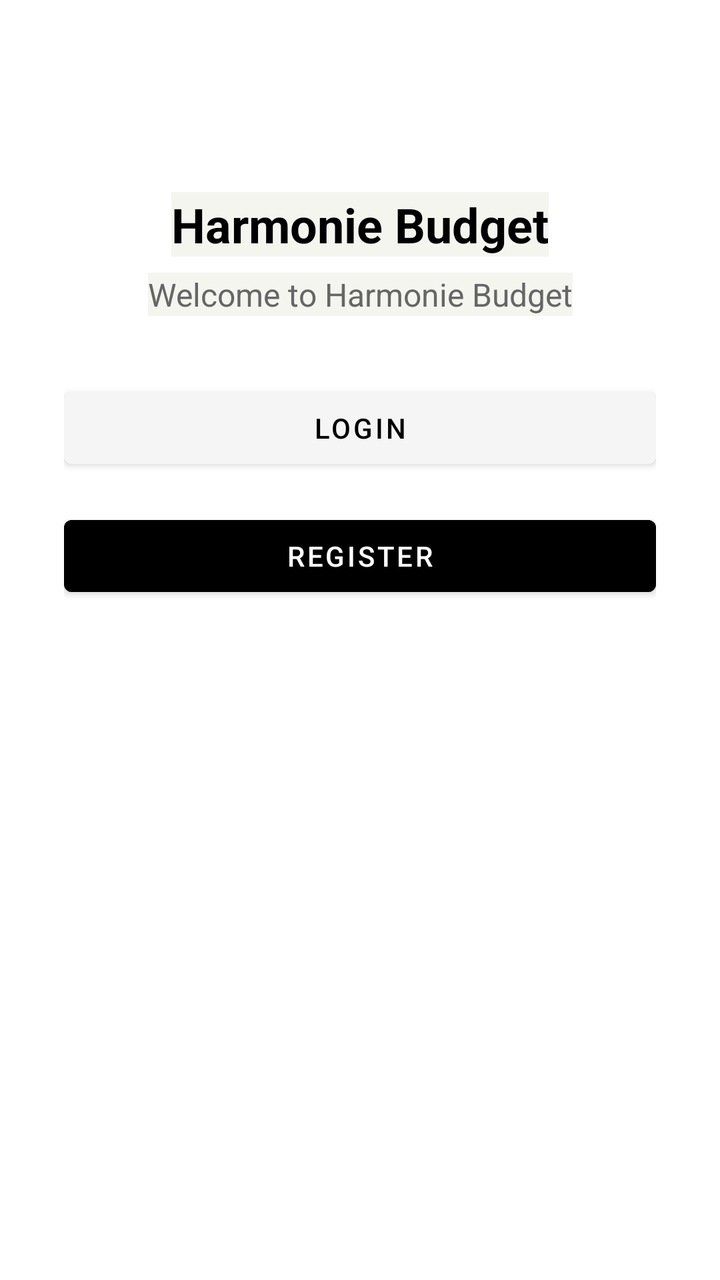
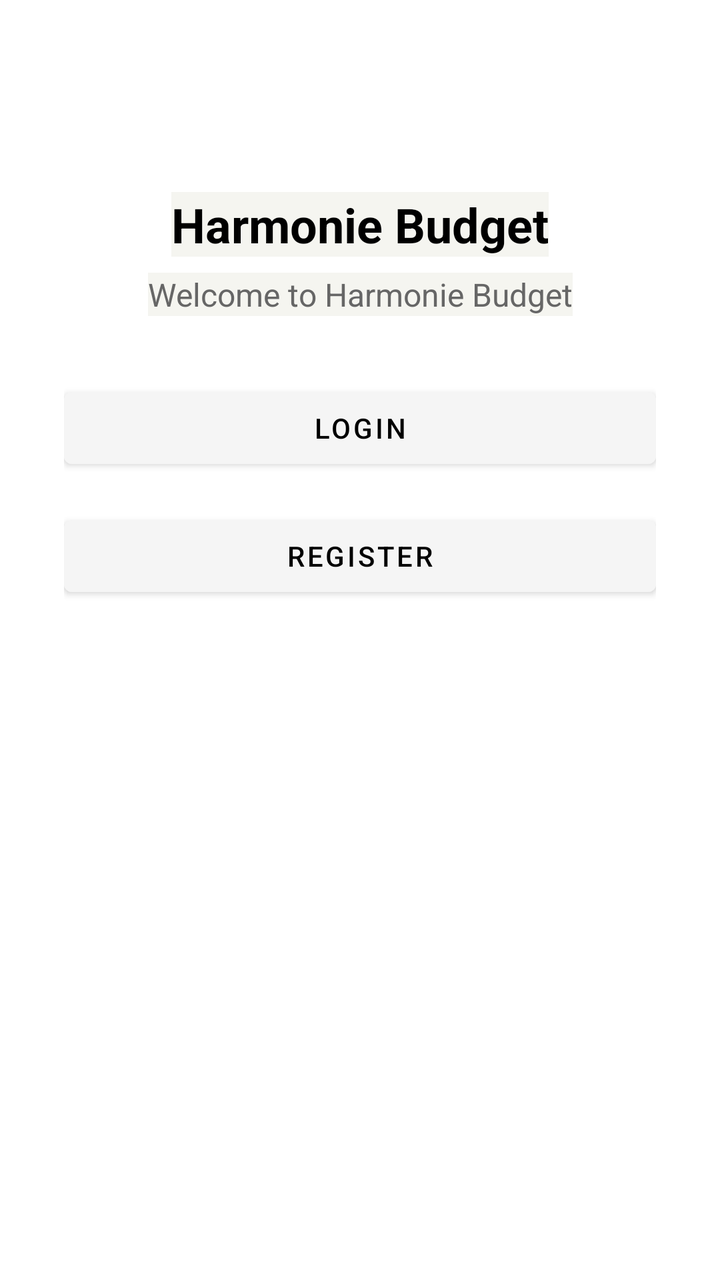

Before-and-after screenshots of an Android layout around one commit, followed by the original layout XML and the change that was made.
<!-- AndroidManifest.xml: application theme Theme.HarmonieBudgetAppKt -->
<!-- res/layout/activity_main.xml -->
<?xml version="1.0" encoding="utf-8"?>
<androidx.constraintlayout.widget.ConstraintLayout
    xmlns:android="http://schemas.android.com/apk/res/android"
    xmlns:app="http://schemas.android.com/apk/res-auto"
    android:layout_width="match_parent"
    android:layout_height="match_parent"
    android:background="#FFFFFF"
    android:padding="32dp">

    
    <TextView
        android:id="@+id/tv_app_title"
        android:layout_width="wrap_content"
        android:layout_height="wrap_content"
        android:text="@string/app_name"
        android:textSize="24sp"
        android:textColor="#000000"
        android:textStyle="bold"
        app:layout_constraintTop_toTopOf="parent"
        app:layout_constraintStart_toStartOf="parent"
        app:layout_constraintEnd_toEndOf="parent"
        android:layout_marginTop="64dp" />

    
    <TextView
        android:id="@+id/tv_welcome"
        android:layout_width="wrap_content"
        android:layout_height="wrap_content"
        android:text="@string/welcome_text"
        android:textSize="16sp"
        android:textColor="#666666"
        app:layout_constraintTop_toBottomOf="@id/tv_app_title"
        app:layout_constraintStart_toStartOf="parent"
        app:layout_constraintEnd_toEndOf="parent"
        android:layout_marginTop="8dp" />

    
    <Button
        android:id="@+id/btn_login"
        android:layout_width="0dp"
        android:layout_height="wrap_content"
        android:text="@string/btn_login"
        android:backgroundTint="#F5F5F5"
        android:textColor="#000000"
        app:layout_constraintTop_toBottomOf="@id/tv_welcome"
        app:layout_constraintStart_toStartOf="parent"
        app:layout_constraintEnd_toEndOf="parent"
        android:layout_marginTop="32dp" />

    
    
    <Button
        android:id="@+id/btn_register"
        android:layout_width="0dp"
        android:layout_height="wrap_content"
        android:text="@string/btn_register"
        android:backgroundTint="#000000"
        android:textColor="#FFFFFF"
        app:layout_constraintTop_toBottomOf="@id/btn_login"
        app:layout_constraintStart_toStartOf="parent"
        app:layout_constraintEnd_toEndOf="parent"
        android:layout_marginTop="16dp" />

</androidx.constraintlayout.widget.ConstraintLayout>
<!-- resources referenced by this layout -->
<resources>
  <string name="app_name">Harmonie Budget</string>
  <string name="btn_login">Login</string>
  <string name="btn_register">Register</string>
  <string name="welcome_text">Welcome to Harmonie Budget</string>
  <style name="Theme.HarmonieBudgetAppKt" parent="Theme.MaterialComponents.DayNight.NoActionBar">
          <item name="colorPrimary">#007AFF</item>
          <item name="colorPrimaryVariant">#007AFF</item>
          <item name="colorOnPrimary">#FFFFFF</item>
          <item name="colorSecondary">#34C759</item>
          <item name="colorOnSecondary">#FFFFFF</item>
          <item name="android:statusBarColor">#F5F5F0</item>
          <item name="android:windowLightStatusBar">true</item>
          <item name="android:background">#F5F5F0</item>
      </style>
</resources>

<!-- the commit's change to res/layout/activity_main.xml (unified diff, before → after) -->
@@ -54,8 +54,8 @@
         android:layout_width="0dp"
         android:layout_height="wrap_content"
         android:text="@string/btn_register"
-        android:backgroundTint="#000000"
-        android:textColor="#FFFFFF"
+        android:backgroundTint="#F5F5F5"
+        android:textColor="#000000"
         app:layout_constraintTop_toBottomOf="@id/btn_login"
         app:layout_constraintStart_toStartOf="parent"
         app:layout_constraintEnd_toEndOf="parent"
